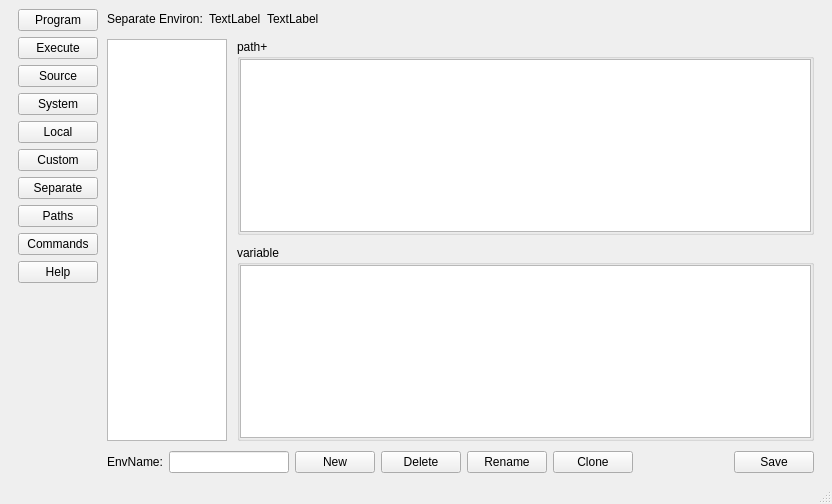
This is tools/pyedit/mainwindow.ui in AbelTian/PyMake as Qt 5 draws it before an edit. The edited form follows.
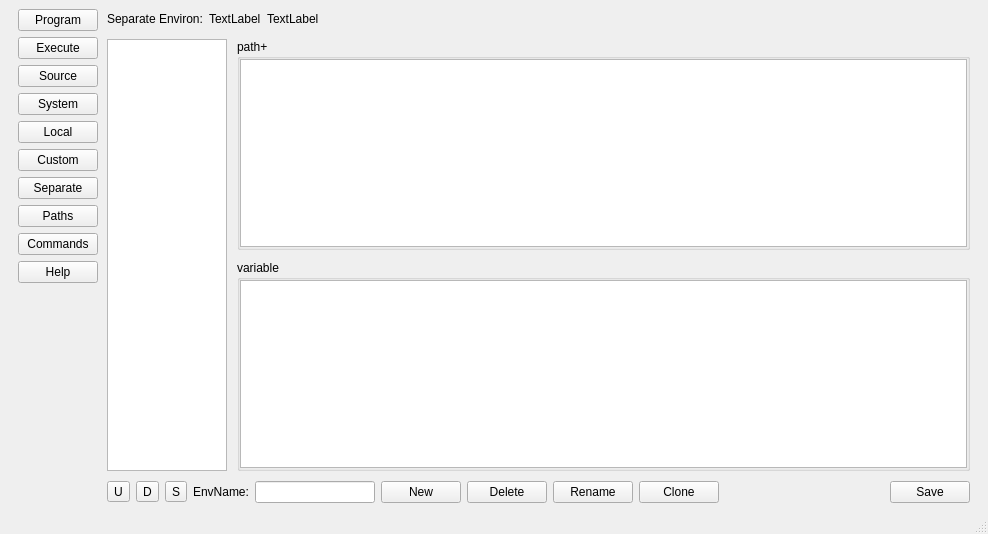
This is the edited form. The open tabs and pages were chosen to show the change.

Commit message: pyedit添加Separate env、Command条目上下移动按钮。

What changed in the file:
```diff
--- a/tools/pyedit/mainwindow.ui
+++ b/tools/pyedit/mainwindow.ui
@@ -6,8 +6,8 @@
    <rect>
     <x>0</x>
     <y>0</y>
-    <width>832</width>
-    <height>504</height>
+    <width>988</width>
+    <height>534</height>
    </rect>
   </property>
   <property name="windowTitle">
@@ -781,6 +781,27 @@
            <property name="bottomMargin">
             <number>0</number>
            </property>
+           <item>
+            <widget class="QToolButton" name="toolBtnEnvUp">
+             <property name="text">
+              <string>U</string>
+             </property>
+            </widget>
+           </item>
+           <item>
+            <widget class="QToolButton" name="toolBtnEnvDown">
+             <property name="text">
+              <string>D</string>
+             </property>
+            </widget>
+           </item>
+           <item>
+            <widget class="QToolButton" name="toolBtnEnvCurrent">
+             <property name="text">
+              <string>S</string>
+             </property>
+            </widget>
+           </item>
            <item>
             <widget class="QLabel" name="label_17">
              <property name="text">
```
Left out of the diff: 18 changed lines with no effect on the pictures. The commit also changes 4 other files.
